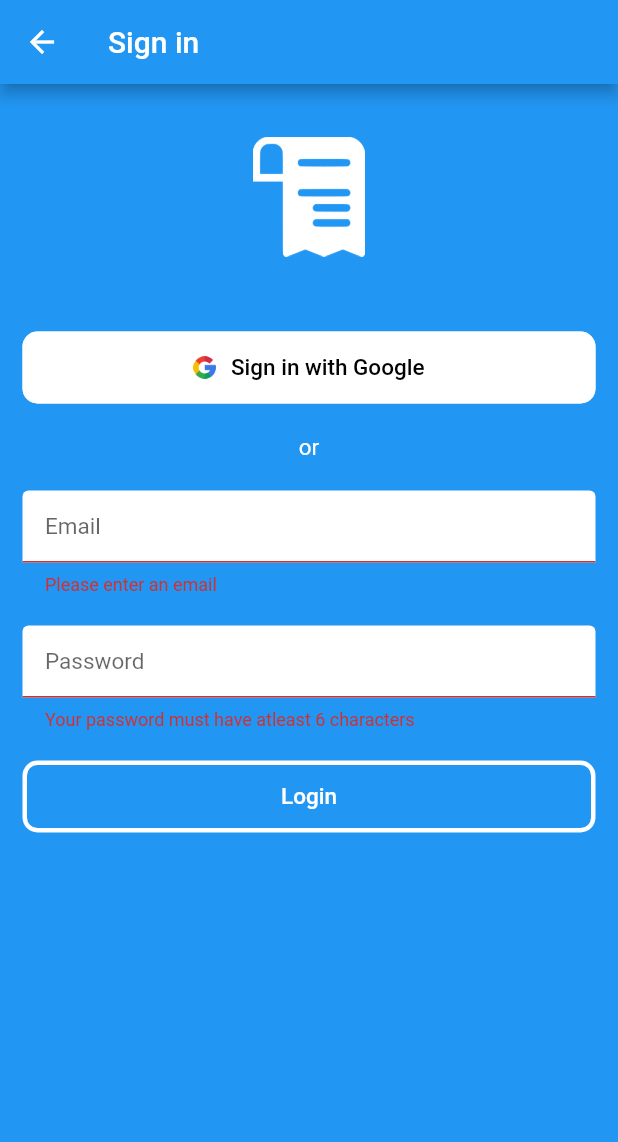
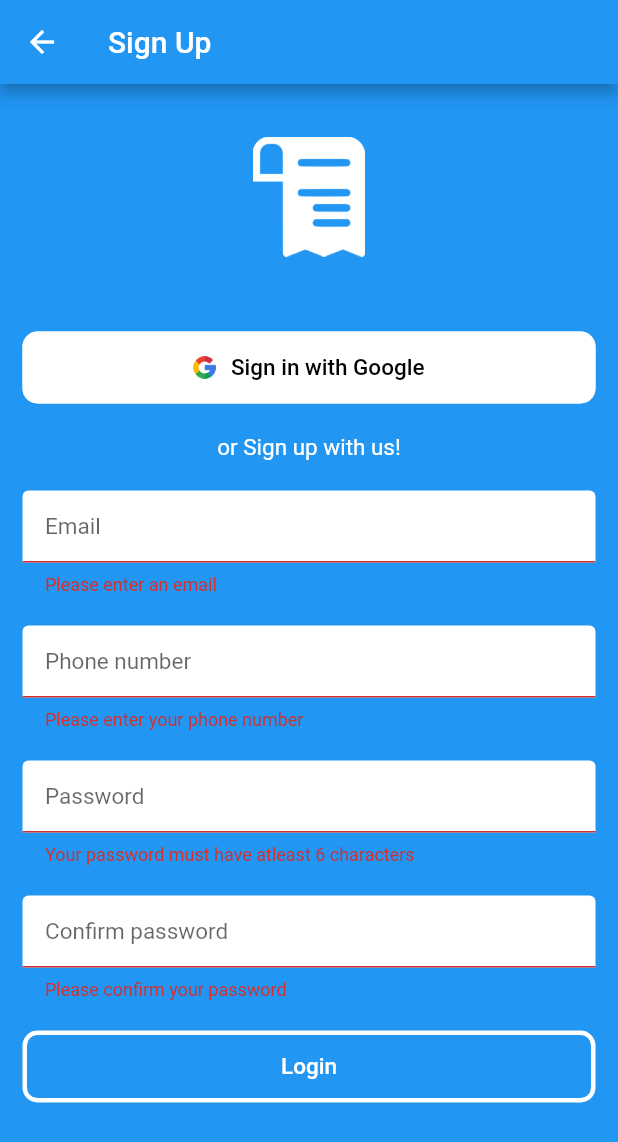
Before and after one commit to mimido8/catalogged, a Flutter app: the screen it shows after launch, after a tap on "Login", on a phone screen of 412 x 824 dp. Shown: the top 1142 px of the screen. Run offline on Flutter 3.47's test engine with Material 2 defaults, Android fonts, the phone set to English and light mode, and no system bars; our stand-ins replace email_validator, firebase_auth; accounts and stored records are empty.

Commit message:
add registration form, add firestore and firebase auth function

```diff
--- a/catalogged/lib/main.dart
+++ b/catalogged/lib/main.dart
@@ -1,7 +1,7 @@
 import 'package:flutter/material.dart';
 import 'package:flutter/cupertino.dart';
 import 'package:catalogged/screens/signin.dart';
-
+import 'package:catalogged/screens/registration.dart';
 
 void main() {
   runApp(MyApp());
@@ -29,7 +29,7 @@ class MyApp extends StatelessWidget {
         // closer together (more dense) than on mobile platforms.
         visualDensity: VisualDensity.adaptivePlatformDensity,
       ),
-      home: SignIn(),
+      home: SignUp(),
     );
   }
 }
--- /dev/null
+++ b/catalogged/lib/models/user.dart
@@ -0,0 +1,12 @@
+class User{
+  final String uid;
+  final String email;
+  final String phoneNum;
+
+  User({
+    this.uid,
+    this.email,
+    this.phoneNum,
+});
+
+}
--- a/catalogged/lib/screens/registration.dart
+++ b/catalogged/lib/screens/registration.dart
@@ -0,0 +1,243 @@
+import 'package:flutter/cupertino.dart';
+import 'package:flutter/material.dart';
+import 'package:email_validator/email_validator.dart';
+
+class SignUp extends StatefulWidget{
+  @override
+  SignUpState createState() => SignUpState();
+}
+
+class SignUpState extends State<SignUp>{
+  String _email, _password, _password2, _firstName, _lastName, _phoneNumber;
+  final GlobalKey<FormState> _keyForm = GlobalKey<FormState>();
+
+  @override
+  Widget build(BuildContext context) {
+    // TODO: implement build
+    return Scaffold(
+      appBar: AppBar(
+        leading: IconButton(
+          icon: Icon(Icons.arrow_back),
+          onPressed: (){},
+        ),
+        title: Text('Sign Up'),
+      ),
+      body: Form(
+        key: _keyForm,
+        child: Container(
+          padding: const EdgeInsets.all(15),
+          color: Theme.of(context).primaryColor,
+          width: double.infinity,
+          child: ListView(
+            children: <Widget>[
+              SizedBox(
+                height: 20,
+              ),
+              Image.asset(
+                'assets/images/receipt-logo.png',
+                height: 80,
+              ),
+              SizedBox(
+                height: 50,
+              ),
+              FlatButton(
+                color: Colors.white,
+                padding: const EdgeInsets.all(15),
+                textColor: Colors.black,
+                onPressed: () {
+                  /*...*/
+                },
+                shape: RoundedRectangleBorder(
+                    side: BorderSide(color: Colors.white, width: 3.0, style: BorderStyle.solid),
+                    borderRadius: BorderRadius.circular(10.0)),
+                child: Row(
+                  mainAxisAlignment: MainAxisAlignment.center,
+                  children: <Widget>[
+                    Image.asset('assets/images/google-logo.png', height: 15,),
+                    SizedBox(width: 10,),
+                    Text('Sign in with Google', style: TextStyle(fontSize: 15),)
+                  ],
+                ),
+              ),
+              SizedBox(
+                height: 20,
+              ),
+              SizedBox(
+                  child: Center(
+                    child: Text("or Sign up with us!", style: TextStyle(fontSize: 15, color: Colors.white),),
+                  )
+              ),
+              SizedBox(
+                height: 20,
+              ),
+              /*TextFormField(
+                  validator: (input) {
+                    if(input.isEmpty){
+                      return 'Please enter your first name';
+                    }
+                    return null;
+                  },
+                  onSaved: (input) => _firstName = input,
+                  style: TextStyle(fontSize: 15, color: Colors.black),
+                  decoration: InputDecoration(
+                      filled: true,
+                      fillColor: Colors.white,
+                      hintText: 'First name',
+                      contentPadding: const EdgeInsets.all(15),
+                      focusedBorder: OutlineInputBorder(
+                        borderSide: BorderSide(color: Colors.white),
+                        borderRadius: BorderRadius.circular(8),
+                      )
+                  )
+              ),
+              SizedBox(
+                height: 20,
+              ),
+              TextFormField(
+                  validator: (input) {
+                    if(input.isEmpty){
+                      return 'Please enter your last name';
+                    }
+                    return null;
+                  },
+                  onSaved: (input) => _lastName = input,
+                  style: TextStyle(fontSize: 15, color: Colors.black),
+                  decoration: InputDecoration(
+                      filled: true,
+                      fillColor: Colors.white,
+                      hintText: 'Last name',
+                      contentPadding: const EdgeInsets.all(15),
+                      focusedBorder: OutlineInputBorder(
+                        borderSide: BorderSide(color: Colors.white),
+                        borderRadius: BorderRadius.circular(8),
+                      )
+                  )
+              ),
+              SizedBox(
+                height: 20,
+              ), */
+              TextFormField(
+                  validator: (input) {
+                    if(input.isEmpty){
+                      return 'Please enter an email';
+                    }
+                    else if(!EmailValidator.validate(input)){
+                      return 'Please enter a valid email';
+                    }
+                    return null;
+                  },
+                  onSaved: (input) => _email = input,
+                  style: TextStyle(fontSize: 15, color: Colors.black),
+                  decoration: InputDecoration(
+                      filled: true,
+                      fillColor: Colors.white,
+                      hintText: 'Email',
+                      contentPadding: const EdgeInsets.all(15),
+                      focusedBorder: OutlineInputBorder(
+                        borderSide: BorderSide(color: Colors.white),
+                        borderRadius: BorderRadius.circular(8),
+                      )
+                  )
+              ),
+              SizedBox(
+                height: 20,
+              ),
+              TextFormField(
+                  validator: (input) {
+                    if(input.isEmpty){
+                      return 'Please enter your phone number';
+                    }
+                    return null;
+                  },
+                  onSaved: (input) => _phoneNumber = input,
+                  style: TextStyle(fontSize: 15, color: Colors.black),
+                  decoration: InputDecoration(
+                      filled: true,
+                      fillColor: Colors.white,
+                      hintText: 'Phone number',
+                      contentPadding: const EdgeInsets.all(15),
+                      focusedBorder: OutlineInputBorder(
+                        borderSide: BorderSide(color: Colors.white),
+                        borderRadius: BorderRadius.circular(8),
+                      )
+                  )
+              ),
+              SizedBox(
+                height: 20,
+              ),
+              TextFormField(
+                  validator: (input) {
+                    if(input.length < 6){
+                      return 'Your password must have atleast 6 characters';
+                    }
+                    return null;
+                  },
+                  onSaved: (input) => _password = input,
+                  style: TextStyle(fontSize: 15, color: Colors.black),
+                  obscureText: true,
+                  decoration: InputDecoration(
+                      filled: true,
+                      fillColor: Colors.white,
+                      hintText: 'Password',
+                      contentPadding: const EdgeInsets.all(15),
+                      focusedBorder: OutlineInputBorder(
+                        borderSide: BorderSide(color: Colors.white),
+                        borderRadius: BorderRadius.circular(20.0),
+                      )
+                  )
+              ),
+              SizedBox(
+                height: 20,
+              ),
+              TextFormField(
+                  validator: (input) {
+                    if(input.isEmpty){
+                      return 'Please confirm your password';
+                    }
+                    else if(input != _password){
+                      return 'Passwords do not match';
+                    }
+                    return null;
+                  },
+                  onSaved: (input) => _password2 = input,
+                  style: TextStyle(fontSize: 15, color: Colors.black),
+                  obscureText: true,
+                  decoration: InputDecoration(
+                      filled: true,
+                      fillColor: Colors.white,
+                      hintText: 'Confirm password',
+                      contentPadding: const EdgeInsets.all(15),
+                      focusedBorder: OutlineInputBorder(
+                        borderSide: BorderSide(color: Colors.white),
+                        borderRadius: BorderRadius.circular(20.0),
+                      )
+                  )
+              ),
+              SizedBox(
+                height: 20,
+              ),
+              FlatButton(
+                onPressed: (){
+                  FormState keyState = _keyForm.currentState;
+                  //saving values into variables
+                  keyState.save();
+                  keyState.validate();
+                },
+                child: Text("Login",
+                  style: TextStyle(fontSize: 15,
+                      color: Colors.white),
+                ),
+                padding: const EdgeInsets.all(15),
+                shape: RoundedRectangleBorder(
+                  side: BorderSide(color: Colors.white, width: 3.0, style: BorderStyle.solid),
+                  borderRadius: BorderRadius.circular(10.0),
+                ),
+              ),
+            ],
+          ),
+        ),
+      ),
+    );
+    //throw UnimplementedError();
+  }
+}
--- /dev/null
+++ b/catalogged/lib/services/auth.dart
@@ -0,0 +1,16 @@
+import 'package:firebase_auth/firebase_auth.dart';
+import 'package:catalogged/models/user.dart';
+
+class AuthService{
+  //creating a firebase instance
+  final FirebaseAuth _auth = FirebaseAuth.instance;
+
+  //creating user object based on Firebase User
+  User _userFromFirebase(FirebaseUser user){
+    return user != null ? User(uid: user.uid, email: user.email, phoneNum: user.phoneNumber) : null;
+  }
+
+  //TODO Sign in with email
+
+  //TODO Register with email and password
+}
--- a/catalogged/pubspec.yaml
+++ b/catalogged/pubspec.yaml
@@ -30,6 +30,8 @@ dependencies:
   cupertino_icons: ^0.1.3
   introduction_screen: ^1.0.7
   email_validator: ^1.0.0
+  cloud_firestore: ^0.13.5
+  firebase_auth: ^0.16.0
 
 dev_dependencies:
   flutter_test:
```
Also changed, not shown: catalogged/pubspec.lock, 3 other files.
